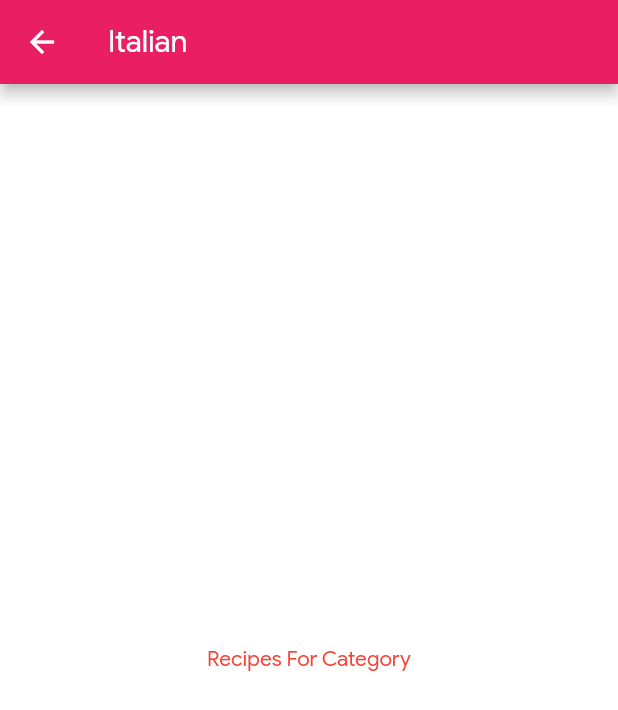
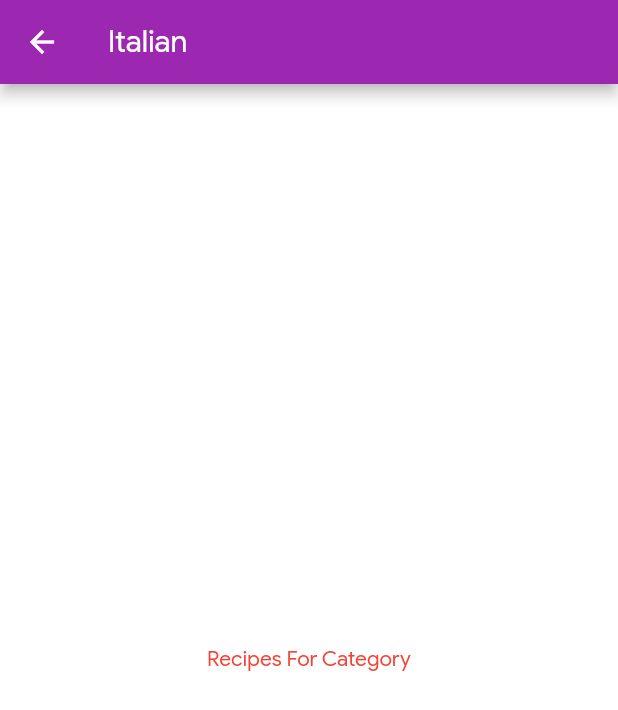
Before and after one commit to Amitpatil215/Dinner-Time, a Flutter app: the screen it shows after launch, after a tap on "Italian", on a phone screen of 412 x 824 dp. Shown: the top 710 px of the screen. Run offline on Flutter 3.47's test engine with Material 2 defaults, Android fonts, the phone set to English and light mode, and no system bars.

Commit message:
Named Routs for Navigation

```diff
--- a/lib/category_item.dart
+++ b/lib/category_item.dart
@@ -1,5 +1,4 @@
 import 'package:flutter/material.dart';
-import 'category_meals_screen.dart';
 
 class CategoryItem extends StatelessWidget {
   final String id;
@@ -9,16 +8,8 @@ class CategoryItem extends StatelessWidget {
   const CategoryItem({this.id, this.title, this.color});
 
   void selectCategory(BuildContext ctx) {
-    Navigator.of(ctx).push(
-      MaterialPageRoute(
-        builder: (_) {
-          return CategoryMealsScreen(
-            id,
-            title,
-          );
-        },
-      ),
-    );
+    Navigator.of(ctx).pushNamed('/categories',
+        arguments: {'id': id, 'title': title, 'color': color});
   }
 
   @override
--- a/lib/category_meals_screen.dart
+++ b/lib/category_meals_screen.dart
@@ -1,16 +1,17 @@
 import 'package:flutter/material.dart';
 
 class CategoryMealsScreen extends StatelessWidget {
-  final String categoryId;
-  final String categoryTitle;
-
-  const CategoryMealsScreen(this.categoryId, this.categoryTitle);
-
   @override
   Widget build(BuildContext context) {
+    final Map routArgs = ModalRoute.of(context).settings.arguments;
+    final categoryTitle = routArgs['title'];
+    final categoryId = routArgs['id'];
+    final Color categoryColor = routArgs['color'];
+
     return Scaffold(
       appBar: AppBar(
         title: Text(categoryTitle),
+        backgroundColor: categoryColor,
       ),
       body: Center(
         child: Text("Recipes For Category"),
--- a/lib/main.dart
+++ b/lib/main.dart
@@ -1,4 +1,5 @@
 import 'package:flutter/material.dart';
+import 'category_meals_screen.dart';
 
 import 'categories_screen.dart';
 
@@ -19,7 +20,13 @@ void main() {
             headline6: TextStyle(
               fontWeight: FontWeight.w300,
               fontSize: 20,
-              ))),
+            )),
+      ),
+      routes: {
+        '/categories': (ctx) {
+          return CategoryMealsScreen();
+        }
+      },
     ),
   );
 }
```
Lines whose indentation alone changed are shown as unchanged.
